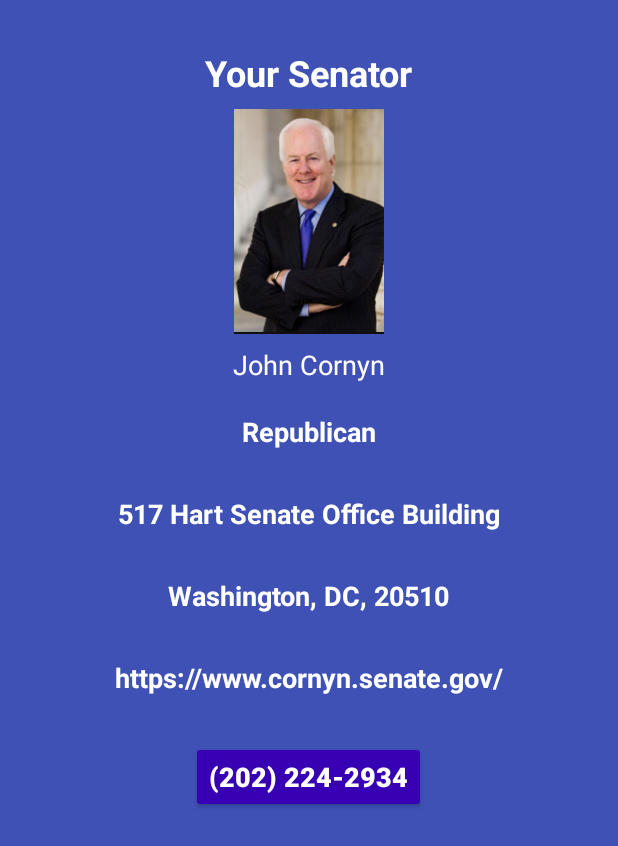
After one commit to WarrenWDixon/UpdatedMakeMyVoiceHeard, an Android app: the layout activity_detail.xml on its own in the app's theme, with its tools: preview values and no code run, on a phone screen of 412 x 824 dp. The commit adds this screen. Shown: the top 846 px of the screen. Run offline under Robolectric (Android 15) with nearby library versions, the phone set to English and light mode, and no system bars.

Commit message:
added network and detail

```diff
--- /dev/null
+++ b/app/src/main/res/layout/activity_detail.xml
@@ -0,0 +1,107 @@
+<?xml version="1.0" encoding="utf-8"?>
+<LinearLayout xmlns:android="http://schemas.android.com/apk/res/android"
+    xmlns:tools="http://schemas.android.com/tools"
+    android:layout_width="match_parent"
+    android:layout_height="match_parent"
+    xmlns:app="http://schemas.android.com/apk/res-auto"
+    android:background="?colorPrimary"
+    android:orientation="vertical"
+    tools:context=".MainActivity">
+
+
+    <TextView
+        android:id="@+id/representative_label"
+        android:layout_width="wrap_content"
+        android:layout_height="wrap_content"
+        android:layout_gravity="center"
+        android:text="Your Senator"
+        android:textColor="@color/white"
+        android:textSize="24sp"
+        android:layout_marginTop="32dp"
+        android:textStyle="bold" />
+
+    <ImageView
+        android:id="@+id/congressman_image"
+        android:layout_width="100dp"
+        android:layout_height="150dp"
+        android:layout_marginTop="8dp"
+        android:scaleType="centerCrop"
+        android:layout_gravity="center"
+        app:srcCompat="@drawable/johncornyn" />
+
+    <TextView
+        android:id="@+id/congressman_name"
+        android:layout_width="wrap_content"
+        android:layout_height="wrap_content"
+        android:layout_marginTop="8dp"
+        android:text="John Cornyn"
+        android:textColor="@color/white"
+        android:textSize="18sp"
+        android:layout_gravity="center" />
+
+    <TextView
+        android:id="@+id/party_label"
+        android:layout_width="wrap_content"
+        android:layout_height="wrap_content"
+        android:layout_marginTop="20dp"
+        android:layout_marginBottom="10dp"
+        android:text="Republican"
+        android:textColor="@color/white"
+        android:textSize="18sp"
+        android:textStyle="bold"
+        android:layout_gravity="center" />
+
+    <TextView
+        android:id="@+id/address_line_1"
+        android:layout_width="wrap_content"
+        android:layout_height="wrap_content"
+        android:layout_marginTop="20dp"
+        android:layout_marginBottom="10dp"
+        android:text="517 Hart Senate Office Building"
+        android:textColor="@color/white"
+        android:textSize="18sp"
+        android:textStyle="bold"
+        android:layout_gravity="center" />
+
+    <TextView
+        android:id="@+id/address_line_2"
+        android:layout_width="wrap_content"
+        android:layout_height="wrap_content"
+        android:layout_marginTop="20dp"
+        android:layout_marginBottom="10dp"
+        android:text="Washington, DC, 20510"
+        android:textColor="@color/white"
+        android:textSize="18sp"
+        android:textStyle="bold"
+        android:layout_gravity="center" />
+
+    <TextView
+        android:id="@+id/website"
+        android:layout_width="wrap_content"
+        android:layout_height="wrap_content"
+        android:layout_marginTop="20dp"
+        android:layout_marginBottom="10dp"
+        android:text="https://www.cornyn.senate.gov/"
+        android:textColor="@color/white"
+        android:textSize="18sp"
+        android:textStyle="bold"
+        android:layout_gravity="center" />
+
+    <Button
+        android:id="@+id/phone"
+        android:elevation="16dp"
+        android:backgroundTint="@color/purple_700"
+        android:layout_width="wrap_content"
+        android:layout_height="wrap_content"
+        android:layout_marginTop="20dp"
+        android:layout_marginBottom="10dp"
+        android:text="(202) 224-2934"
+        android:textColor="@color/white"
+        android:textSize="18sp"
+        android:textStyle="bold"
+        android:layout_gravity="center" />
+
+
+
+
+</LinearLayout>
--- a/app/src/main/res/values/colors.xml
+++ b/app/src/main/res/values/colors.xml
@@ -18,6 +18,8 @@
     <color name="colorPrimary">#3F51B5</color>
     <color name="colorPrimaryDark">#303F9F</color>
     <color name="colorAccent">#FF4081</color>
+    <color name="purple_700">#FF3700B3</color>
+    <color name="white">#fff</color>
 
     <!--Material Greens-->
     <!--In between colors were created with this tool:-->
```
Also changed, not shown: app/src/main/java/com/example/android/makemyvoiceheard/DetailActivity.java (added, +19 -0 lines), app/src/main/java/com/example/android/makemyvoiceheard/MainActivity.java (+55 -1 lines), app/src/main/java/com/example/android/makemyvoiceheard/NetworkUtils.java (added, +76 -0 lines), app/src/main/res/layout/activity_main.xml (+14 -22 lines), app/src/main/res/drawable/johncornyn.png (added), app/src/main/res/drawable/tedcruz.png (added), app/src/main/res/drawable/vantaylor.png (added).
